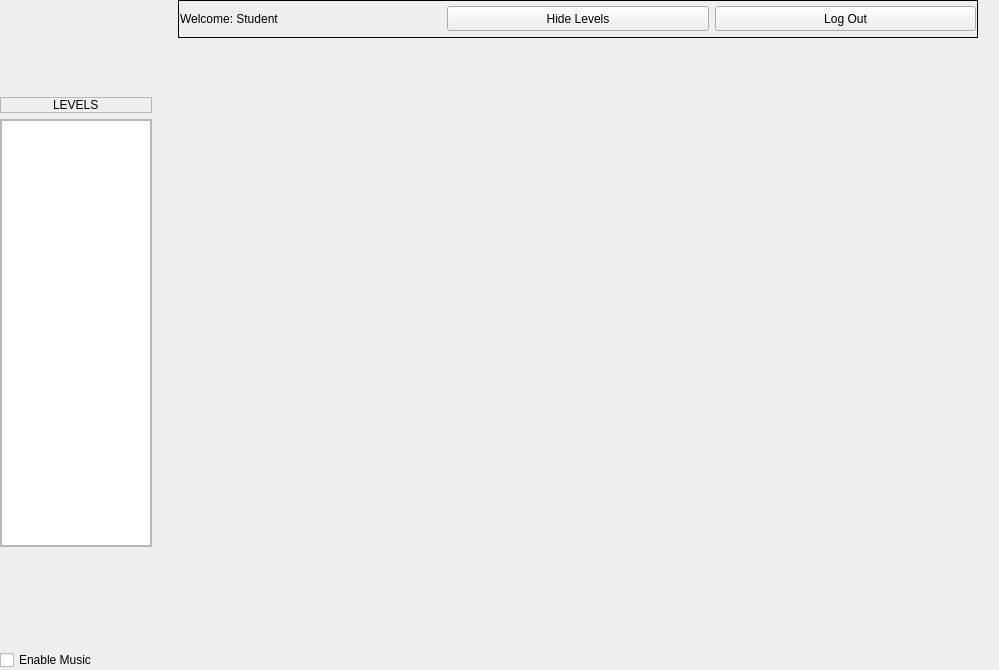
Before: the Qt Designer form Client/studwin.ui in DatabasesWorks/Stacked_EducationalPlatform, drawn with Qt 5.
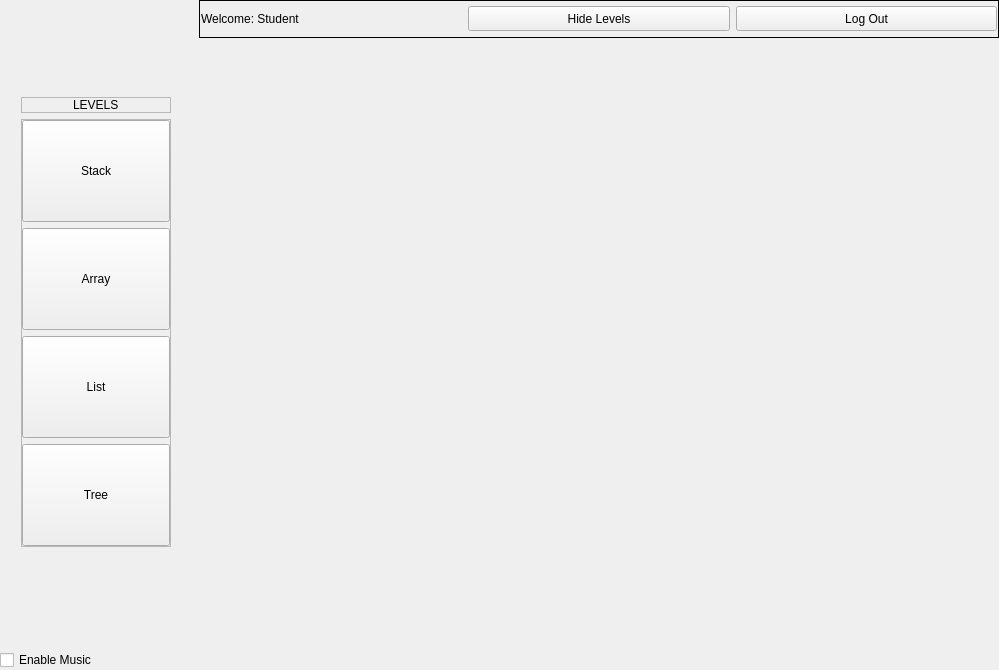
After: the same form once the commit is applied.

Commit message: changed listwidget to buttons

The edit to the form file:
```diff
--- a/Client/studwin.ui
+++ b/Client/studwin.ui
@@ -43,121 +43,6 @@
    </property>
    <item row="0" column="0">
     <layout class="QGridLayout" name="gridLayout">
-     <item row="0" column="0">
-      <widget class="QFrame" name="levelFrame">
-       <property name="sizePolicy">
-        <sizepolicy hsizetype="Fixed" vsizetype="Maximum">
-         <horstretch>10</horstretch>
-         <verstretch>0</verstretch>
-        </sizepolicy>
-       </property>
-       <property name="minimumSize">
-        <size>
-         <width>150</width>
-         <height>450</height>
-        </size>
-       </property>
-       <layout class="QGridLayout" name="gridLayout_3">
-        <property name="leftMargin">
-         <number>0</number>
-        </property>
-        <property name="topMargin">
-         <number>0</number>
-        </property>
-        <property name="rightMargin">
-         <number>0</number>
-        </property>
-        <property name="bottomMargin">
-         <number>0</number>
-        </property>
-        <item row="0" column="0">
-         <widget class="QFrame" name="frame">
-          <property name="sizePolicy">
-           <sizepolicy hsizetype="Preferred" vsizetype="Minimum">
-            <horstretch>0</horstretch>
-            <verstretch>0</verstretch>
-           </sizepolicy>
-          </property>
-          <property name="frameShape">
-           <enum>QFrame::StyledPanel</enum>
-          </property>
-          <property name="frameShadow">
-           <enum>QFrame::Raised</enum>
-          </property>
-          <layout class="QGridLayout" name="gridLayout_5">
-           <property name="leftMargin">
-            <number>0</number>
-           </property>
-           <property name="topMargin">
-            <number>0</number>
-           </property>
-           <property name="rightMargin">
-            <number>0</number>
-           </property>
-           <property name="bottomMargin">
-            <number>0</number>
-           </property>
-           <item row="0" column="0">
-            <layout class="QGridLayout" name="gridLayout_4">
-             <item row="0" column="0" alignment="Qt::AlignHCenter|Qt::AlignTop">
-              <widget class="QLabel" name="label">
-               <property name="text">
-                <string>LEVELS</string>
-               </property>
-              </widget>
-             </item>
-            </layout>
-           </item>
-          </layout>
-         </widget>
-        </item>
-        <item row="1" column="0">
-         <widget class="QFrame" name="frame_2">
-          <property name="sizePolicy">
-           <sizepolicy hsizetype="Preferred" vsizetype="Expanding">
-            <horstretch>0</horstretch>
-            <verstretch>0</verstretch>
-           </sizepolicy>
-          </property>
-          <property name="frameShape">
-           <enum>QFrame::StyledPanel</enum>
-          </property>
-          <property name="frameShadow">
-           <enum>QFrame::Raised</enum>
-          </property>
-          <layout class="QGridLayout" name="gridLayout_7">
-           <property name="leftMargin">
-            <number>0</number>
-           </property>
-           <property name="topMargin">
-            <number>0</number>
-           </property>
-           <property name="rightMargin">
-            <number>0</number>
-           </property>
-           <property name="bottomMargin">
-            <number>0</number>
-           </property>
-           <item row="0" column="0">
-            <layout class="QGridLayout" name="gridLayout_6">
-             <item row="0" column="0">
-              <widget class="QListWidget" name="listWidget">
-               <property name="maximumSize">
-                <size>
-                 <width>150</width>
-                 <height>16777215</height>
-                </size>
-               </property>
-              </widget>
-             </item>
-            </layout>
-           </item>
-          </layout>
-         </widget>
-        </item>
-       </layout>
-      </widget>
-     </item>
      <item row="0" column="1">
       <widget class="QWidget" name="playWidget" native="true">
        <layout class="QGridLayout" name="gridLayout_9">
@@ -290,7 +175,164 @@
        </layout>
       </widget>
      </item>
-     <item row="1" column="0">
+     <item row="0" column="0" alignment="Qt::AlignHCenter">
+      <widget class="QFrame" name="levelFrame">
+       <property name="sizePolicy">
+        <sizepolicy hsizetype="Fixed" vsizetype="Maximum">
+         <horstretch>10</horstretch>
+         <verstretch>0</verstretch>
+        </sizepolicy>
+       </property>
+       <property name="minimumSize">
+        <size>
+         <width>150</width>
+         <height>450</height>
+        </size>
+       </property>
+       <layout class="QGridLayout" name="gridLayout_3">
+        <property name="leftMargin">
+         <number>0</number>
+        </property>
+        <property name="topMargin">
+         <number>0</number>
+        </property>
+        <property name="rightMargin">
+         <number>0</number>
+        </property>
+        <property name="bottomMargin">
+         <number>0</number>
+        </property>
+        <item row="0" column="0">
+         <widget class="QFrame" name="frame">
+          <property name="sizePolicy">
+           <sizepolicy hsizetype="Preferred" vsizetype="Minimum">
+            <horstretch>0</horstretch>
+            <verstretch>0</verstretch>
+           </sizepolicy>
+          </property>
+          <property name="frameShape">
+           <enum>QFrame::StyledPanel</enum>
+          </property>
+          <property name="frameShadow">
+           <enum>QFrame::Raised</enum>
+          </property>
+          <layout class="QGridLayout" name="gridLayout_5">
+           <property name="leftMargin">
+            <number>0</number>
+           </property>
+           <property name="topMargin">
+            <number>0</number>
+           </property>
+           <property name="rightMargin">
+            <number>0</number>
+           </property>
+           <property name="bottomMargin">
+            <number>0</number>
+           </property>
+           <item row="0" column="0">
+            <layout class="QGridLayout" name="gridLayout_4">
+             <item row="0" column="0" alignment="Qt::AlignHCenter|Qt::AlignTop">
+              <widget class="QLabel" name="label">
+               <property name="text">
+                <string>LEVELS</string>
+               </property>
+              </widget>
+             </item>
+            </layout>
+           </item>
+          </layout>
+         </widget>
+        </item>
+        <item row="1" column="0">
+         <widget class="QFrame" name="frame_2">
+          <property name="sizePolicy">
+           <sizepolicy hsizetype="Preferred" vsizetype="Expanding">
+            <horstretch>0</horstretch>
+            <verstretch>0</verstretch>
+           </sizepolicy>
+          </property>
+          <property name="frameShape">
+           <enum>QFrame::StyledPanel</enum>
+          </property>
+          <property name="frameShadow">
+           <enum>QFrame::Raised</enum>
+          </property>
+          <layout class="QGridLayout" name="gridLayout_7">
+           <property name="leftMargin">
+            <number>0</number>
+           </property>
+           <property name="topMargin">
+            <number>0</number>
+           </property>
+           <property name="rightMargin">
+            <number>0</number>
+           </property>
+           <property name="bottomMargin">
+            <number>0</number>
+           </property>
+           <item row="0" column="0">
+            <layout class="QGridLayout" name="gridLayout_6">
+             <item row="0" column="0">
+              <widget class="QPushButton" name="puzzle1">
+               <property name="sizePolicy">
+                <sizepolicy hsizetype="Minimum" vsizetype="Preferred">
+                 <horstretch>0</horstretch>
+                 <verstretch>0</verstretch>
+                </sizepolicy>
+               </property>
+               <property name="text">
+                <string>Stack</string>
+               </property>
+              </widget>
+             </item>
+             <item row="3" column="0">
+              <widget class="QPushButton" name="puzzle4">
+               <property name="sizePolicy">
+                <sizepolicy hsizetype="Minimum" vsizetype="Preferred">
+                 <horstretch>0</horstretch>
+                 <verstretch>0</verstretch>
+                </sizepolicy>
+               </property>
+               <property name="text">
+                <string>Tree</string>
+               </property>
+              </widget>
+             </item>
+             <item row="2" column="0">
+              <widget class="QPushButton" name="puzzle3">
+               <property name="sizePolicy">
+                <sizepolicy hsizetype="Minimum" vsizetype="Preferred">
+                 <horstretch>0</horstretch>
+                 <verstretch>0</verstretch>
+                </sizepolicy>
+               </property>
+               <property name="text">
+                <string>List</string>
+               </property>
+              </widget>
+             </item>
+             <item row="1" column="0">
+              <widget class="QPushButton" name="puzzle2">
+               <property name="sizePolicy">
+                <sizepolicy hsizetype="Minimum" vsizetype="Preferred">
+                 <horstretch>0</horstretch>
+                 <verstretch>0</verstretch>
+                </sizepolicy>
+               </property>
+               <property name="text">
+                <string>Array</string>
+               </property>
+              </widget>
+             </item>
+            </layout>
+           </item>
+          </layout>
+         </widget>
+        </item>
+       </layout>
+      </widget>
+     </item>
+     <item row="2" column="0">
       <widget class="QCheckBox" name="checkBox">
        <property name="text">
         <string>Enable Music</string>
```
The commit also changes 3 other files.
